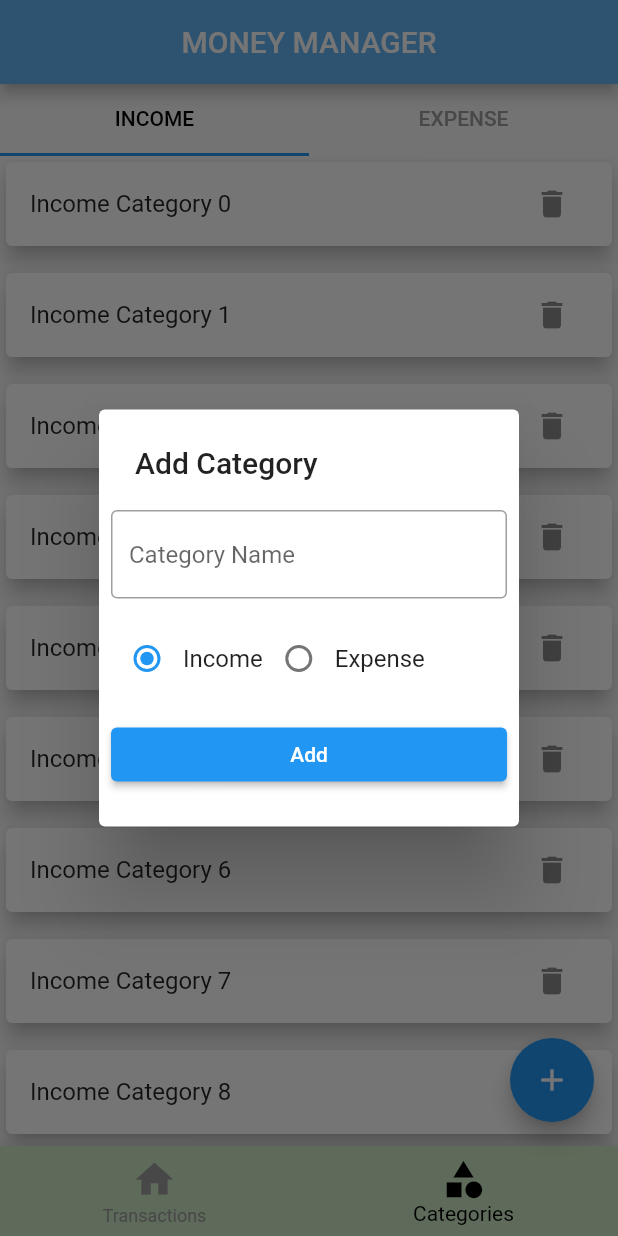
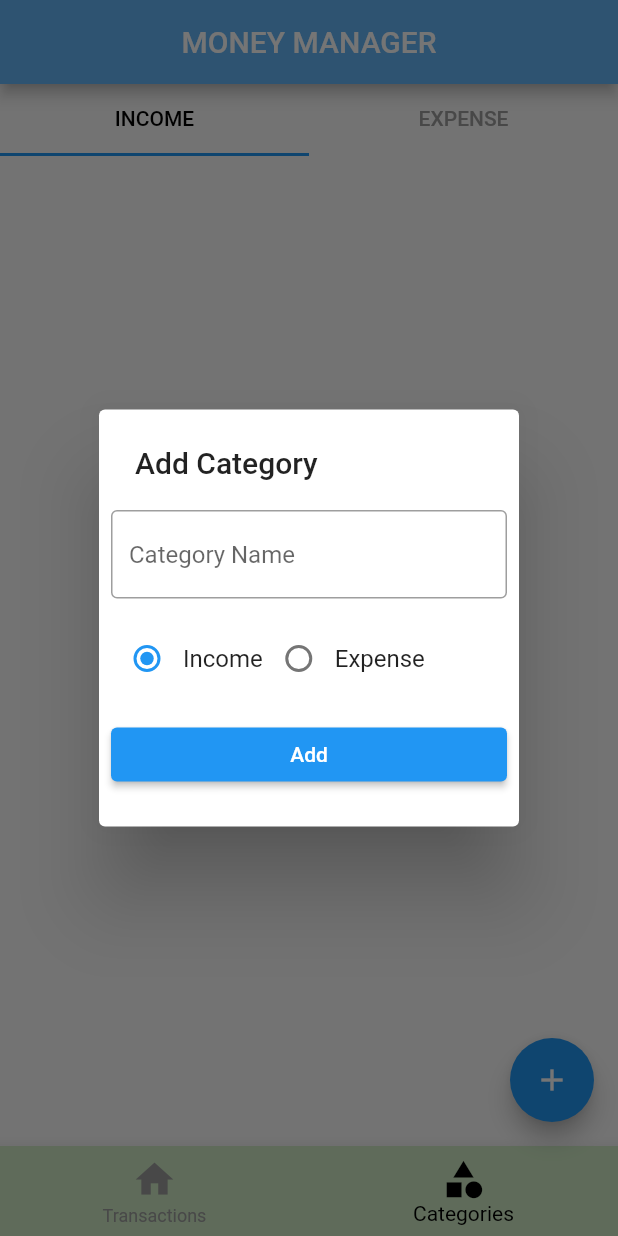
Before and after one commit to mrudulmohan007/funds-folio-money-management_app, a Flutter app: the screen it shows after launch, item 2 of the bottom bar chosen, after a tap on the "add" icon, on a phone screen of 412 x 824 dp. Run offline on Flutter 3.47's test engine with Material 2 defaults, Android fonts, the light colour scheme and no system bars; our stand-ins replace hive, hive_flutter; accounts and stored records are empty.

Commit message:
Delete&Add functionality in Category

```diff
--- a/lib/main.dart
+++ b/lib/main.dart
@@ -9,8 +9,8 @@ Future<void> main() async {
   if (!Hive.isAdapterRegistered(CategoryTypeAdapter().typeId)) {
     Hive.registerAdapter(CategoryTypeAdapter());
   }
-  if (!Hive.isAdapterRegistered(CategoryTypeAdapter().typeId)) {
-    Hive.registerAdapter(CategoryTypeAdapter());
+  if (!Hive.isAdapterRegistered(CategoryModelAdapter().typeId)) {
+    Hive.registerAdapter(CategoryModelAdapter());
   }
   runApp(const MyApp());
 }
--- a/lib/models/category/category_model.dart
+++ b/lib/models/category/category_model.dart
@@ -25,4 +25,9 @@ class CategoryModel {
       required this.id,
       this.isDeleted = false,
       required this.type});
+
+  @override
+  String toString() {
+    return '{$name $type}';
+  }
 }
--- a/lib/screens/category/category_add_popup.dart
+++ b/lib/screens/category/category_add_popup.dart
@@ -25,7 +25,7 @@ Future<void> ShowCategoryAddPopup(BuildContext context) async {
               ),
             ),
             Padding(
-              padding: const EdgeInsets.all(8),
+              padding: const EdgeInsets.all(8.0),
               child: Row(
                 children: [
                   RadioButton(title: 'Income', type: CategoryType.income),
@@ -47,7 +47,7 @@ Future<void> ShowCategoryAddPopup(BuildContext context) async {
                     name: _name,
                     type: _type,
                   );
-                  CategoryDB().insertCategory(_category);
+                  CategoryDB.instance.insertCategory(_category);
                   Navigator.pop(ctx);
                 },
                 child: Text('Add'),
--- a/lib/screens/category/expense_category_list.dart
+++ b/lib/screens/category/expense_category_list.dart
@@ -19,7 +19,9 @@ class ExpenseCategoryList extends StatelessWidget {
                 child: ListTile(
                   title: Text(category.name),
                   trailing: IconButton(
-                    onPressed: () {},
+                    onPressed: () {
+                      CategoryDB.instance.deleteCategory(category.id);
+                    },
                     icon: const Icon(Icons.delete),
                   ),
                 ),
--- a/lib/screens/category/income_category_list.dart
+++ b/lib/screens/category/income_category_list.dart
@@ -1,19 +1,28 @@
 import 'package:flutter/material.dart';
+
+import '../../db/category/category_db.dart';
+import '../../models/category/category_model.dart';
 
 class IncomeCategoryList extends StatelessWidget {
   const IncomeCategoryList({super.key});
 
   @override
   Widget build(BuildContext context) {
+    return ValueListenableBuilder(
+        valueListenable: CategoryDB().incomeCategoryListListener,
+        builder: (BuildContext ctx, List<CategoryModel> newList, Widget? _) {
           return ListView.separated(
             itemBuilder: (ctx, index) {
+              final category = newList[index];
               return Card(
                 elevation: 6,
                 child: ListTile(
-            title: Text('Income Category $index'),
+                  title: Text(category.name),
                   trailing: IconButton(
-              onPressed: () {},
-              icon: Icon(Icons.delete),
+                    onPressed: () {
+                      CategoryDB.instance.deleteCategory(category.id);
+                    },
+                    icon: const Icon(Icons.delete),
                   ),
                 ),
               );
@@ -23,7 +32,8 @@ class IncomeCategoryList extends StatelessWidget {
                 height: 10,
               );
             },
-      itemCount: 10,
+            itemCount: newList.length,
           );
+        });
   }
 }
```
Also changed, not shown: lib/db/category/category_db.dart (+9 -1 lines). Lines whose indentation alone changed are shown as unchanged.
